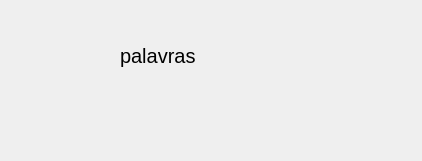
First picture: the form in downloader.ui, repository ThiagoCorreaSilva/MushcFlow, before the edit.
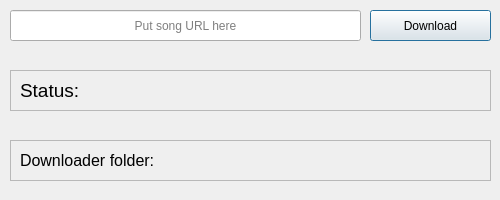
Second picture: the form after the edit.

Commit message: Fixed issue in Logs on Windows

Patch:
```diff
--- a/downloader.ui
+++ b/downloader.ui
@@ -6,31 +6,152 @@
    <rect>
     <x>0</x>
     <y>0</y>
-    <width>422</width>
-    <height>161</height>
+    <width>500</width>
+    <height>200</height>
    </rect>
   </property>
   <property name="windowTitle">
    <string>Dialog</string>
   </property>
-  <widget class="QLabel" name="label">
+  <widget class="QLineEdit" name="url_input">
    <property name="geometry">
     <rect>
-     <x>120</x>
-     <y>30</y>
-     <width>171</width>
-     <height>51</height>
+     <x>10</x>
+     <y>10</y>
+     <width>351</width>
+     <height>31</height>
     </rect>
    </property>
-   <property name="font">
-    <font>
-     <pointsize>15</pointsize>
-    </font>
+   <property name="alignment">
+    <set>Qt::AlignmentFlag::AlignCenter</set>
+   </property>
+   <property name="placeholderText">
+    <string>Put song URL here</string>
+   </property>
+  </widget>
+  <widget class="QPushButton" name="download_button">
+   <property name="geometry">
+    <rect>
+     <x>370</x>
+     <y>10</y>
+     <width>121</width>
+     <height>31</height>
+    </rect>
    </property>
    <property name="text">
-    <string>palavras</string>
+    <string>Download</string>
    </property>
   </widget>
+  <widget class="QFrame" name="frame">
+   <property name="geometry">
+    <rect>
+     <x>10</x>
+     <y>70</y>
+     <width>481</width>
+     <height>41</height>
+    </rect>
+   </property>
+   <property name="frameShape">
+    <enum>QFrame::Shape::StyledPanel</enum>
+   </property>
+   <property name="frameShadow">
+    <enum>QFrame::Shadow::Raised</enum>
+   </property>
+   <widget class="QLabel" name="label">
+    <property name="geometry">
+     <rect>
+      <x>10</x>
+      <y>0</y>
+      <width>61</width>
+      <height>41</height>
+     </rect>
+    </property>
+    <property name="font">
+     <font>
+      <pointsize>14</pointsize>
+     </font>
+    </property>
+    <property name="text">
+     <string>Status: </string>
+    </property>
+   </widget>
+   <widget class="QLabel" name="status_label">
+    <property name="geometry">
+     <rect>
+      <x>60</x>
+      <y>0</y>
+      <width>421</width>
+      <height>41</height>
+     </rect>
+    </property>
+    <property name="font">
+     <font>
+      <pointsize>12</pointsize>
+     </font>
+    </property>
+    <property name="text">
+     <string/>
+    </property>
+    <property name="alignment">
+     <set>Qt::AlignmentFlag::AlignCenter</set>
+    </property>
+   </widget>
+  </widget>
+  <widget class="QFrame" name="frame_2">
+   <property name="geometry">
+    <rect>
+     <x>10</x>
+     <y>140</y>
+     <width>481</width>
+     <height>41</height>
+    </rect>
+   </property>
+   <property name="frameShape">
+    <enum>QFrame::Shape::StyledPanel</enum>
+   </property>
+   <property name="frameShadow">
+    <enum>QFrame::Shadow::Raised</enum>
+   </property>
+   <widget class="QLabel" name="label_2">
+    <property name="geometry">
+     <rect>
+      <x>10</x>
+      <y>0</y>
+      <width>141</width>
+      <height>41</height>
+     </rect>
+    </property>
+    <property name="font">
+     <font>
+      <pointsize>12</pointsize>
+     </font>
+    </property>
+    <property name="text">
+     <string>Downloader folder:</string>
+    </property>
+   </widget>
+   <widget class="QLabel" name="downloader_folder_label">
+    <property name="geometry">
+     <rect>
+      <x>150</x>
+      <y>0</y>
+      <width>331</width>
+      <height>41</height>
+     </rect>
+    </property>
+    <property name="font">
+     <font>
+      <pointsize>11</pointsize>
+     </font>
+    </property>
+    <property name="text">
+     <string/>
+    </property>
+    <property name="alignment">
+     <set>Qt::AlignmentFlag::AlignCenter</set>
+    </property>
+   </widget>
+  </widget>
  </widget>
  <resources/>
  <connections/>
```
The commit also changes 4 other files.
